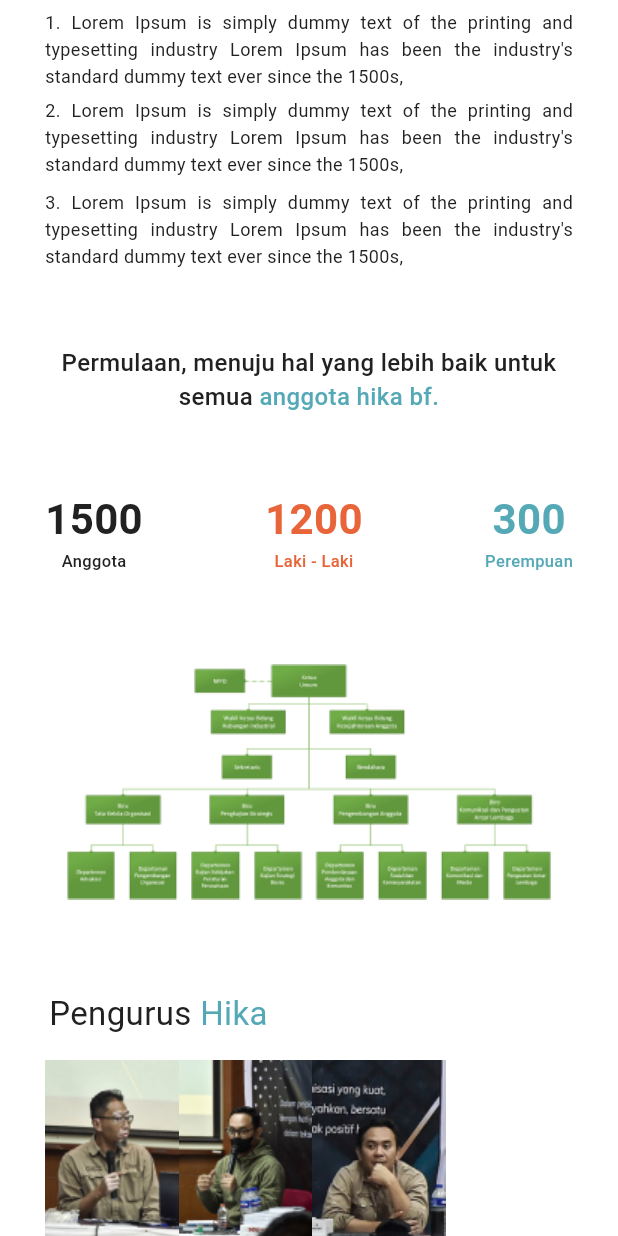
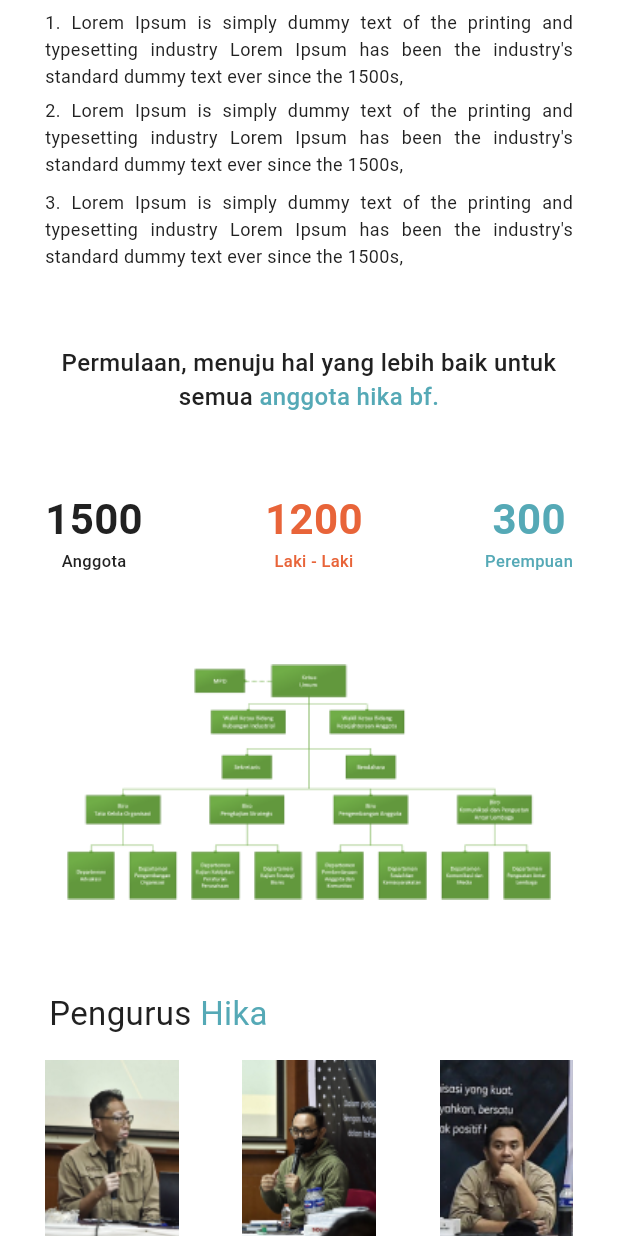
Before and after one commit to SingularityIndonesia/HkaWeb, a Flutter app: the ProfileView screen opened by its route, scrolled down 576 dp, on a phone screen of 412 x 824 dp. Run offline on Flutter 3.47's test engine with Material 3 defaults, Android fonts, the phone set to English and light mode, and no system bars; our stand-ins replace carousel_slider, get, google_fonts, shared_preferences; missing offline and left inert: comment_tree; accounts and stored records are empty.

```diff
--- a/lib/app/modules/profile/views/profile_view.dart
+++ b/lib/app/modules/profile/views/profile_view.dart
@@ -349,10 +349,10 @@ class PengurusHikaSection extends StatelessWidget {
           ),
         ),
         const SizedBox(height: 15),
-        SingleChildScrollView(
-          scrollDirection: Axis.horizontal,
-          padding: const EdgeInsets.only(left: 30),
+        Padding(
+          padding: const EdgeInsets.symmetric(horizontal: 30),
           child: Row(
+            mainAxisAlignment: MainAxisAlignment.spaceBetween,
             children: [
               Image.asset(
                 appProvider.isDark
```
Also changed, not shown: lib/app/modules/home/views/home_view.dart (+6 -5 lines), lib/utils/responsive.dart (added, +39 -0 lines).
